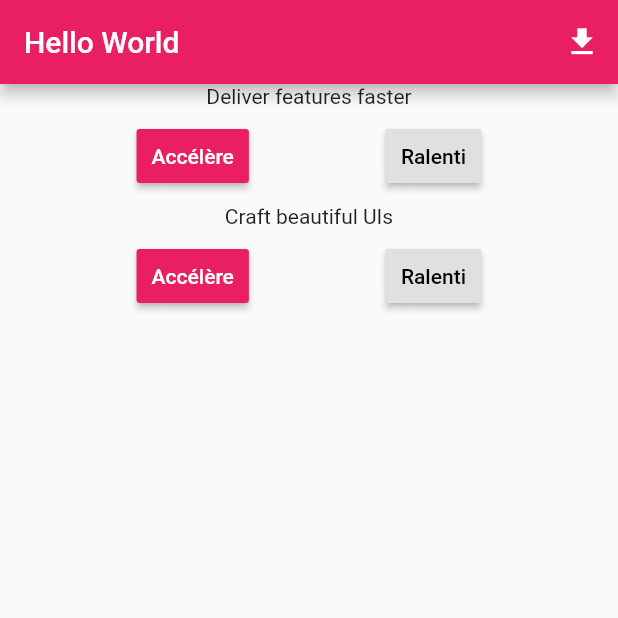
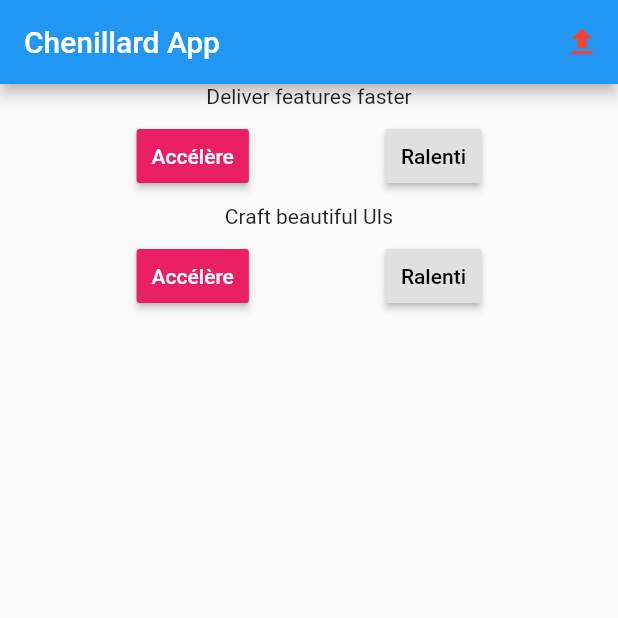
Before and after one commit to benoit-bernier/knxProject, a Flutter app: the screen it shows after launch, on a phone screen of 412 x 824 dp, the top half of it. Run offline on Flutter 3.47's test engine with Material 2 defaults, Android fonts, the phone set to English and light mode, and no system bars.

Commit message:
Ajout Stateful icon

```diff
--- a/flutter_app/lib/main.dart
+++ b/flutter_app/lib/main.dart
@@ -1,47 +1,25 @@
-// This sample shows adding an action to an [AppBar] that opens a shopping cart.
+import 'package:flutter/material.dart';
+// Uncomment lines 7 and 10 to view the visual layout at runtime.
+// import 'package:flutter/rendering.dart' show debugPaintSizeEnabled;
+import 'package:flutter/rendering.dart';
 
-import 'package:flutter/material.dart';
-
-void main() => runApp(MyApp());
+void main() {
+  //debugPaintSizeEnabled = true;
+  runApp(MyApp());
+}
 
 class MyApp extends StatelessWidget {
-  // This widget is the root of your application.
   @override
   Widget build(BuildContext context) {
+    Color color = Theme.of(context).primaryColor;
+
     return MaterialApp(
-      title: 'Flutter Code Sample for material.AppBar.actions',
-      theme: ThemeData(
-        primarySwatch: Colors.pink,
-      ),
-      home: MyStatelessWidget(),
-    );
-  }
-}
-
-class MyStatelessWidget extends StatelessWidget {
-  MyStatelessWidget({Key key}) : super(key: key);
-
-
-  @override
-  Widget build(BuildContext context) {
-    /*
-    final showSnack = () => FlutterToast.showToast(
-      msg:"Bouton cliqué",
-      toastLength:Toast.LENGTH_SHORT
-    );
-    */
-
-    return Scaffold(
+      title: 'Flutter layout demo',
+      home: Scaffold(
         appBar: AppBar(
-        title: Text('Hello World'),
+          title: Text("Chenillard App"),
           actions: <Widget>[
-          IconButton(
-            icon: Icon(Icons.file_download),
-            tooltip: 'Open shopping cart',
-            onPressed: () {
-              // ...
-            },
-          ),
+            FavoriteWidget(),
           ],
         ),
         body: Center(child:
@@ -85,6 +63,42 @@ class MyStatelessWidget extends StatelessWidget {
           ],
         ),
         ),
+        ),
       );
   }
 }
+
+class FavoriteWidget extends StatefulWidget{
+  @override
+  _FavoriteWidgetState createState() => _FavoriteWidgetState();
+}
+
+class _FavoriteWidgetState extends State<FavoriteWidget>{
+  bool _isConnected = true;
+  @override
+  Widget build(BuildContext context) {
+    return Row(
+      mainAxisSize: MainAxisSize.min,
+      children: [
+        Container(
+          padding: EdgeInsets.all(0),
+          child: IconButton(
+            icon: (_isConnected ? Icon(Icons.file_upload) : Icon(Icons.file_download)),
+            color: Colors.red[500],
+            onPressed: _toggleFavorite,
+          ),
+        ),
+      ],
+    );
+  }
+
+  void _toggleFavorite() {
+    setState(() {
+      if (_isConnected) {
+        _isConnected = false;
+      } else {
+        _isConnected = true;
+      }
+    });
+  }
+}
```
Also changed, not shown: flutter_app/pubspec.yaml (+7 -58 lines). Lines whose indentation alone changed are shown as unchanged.
